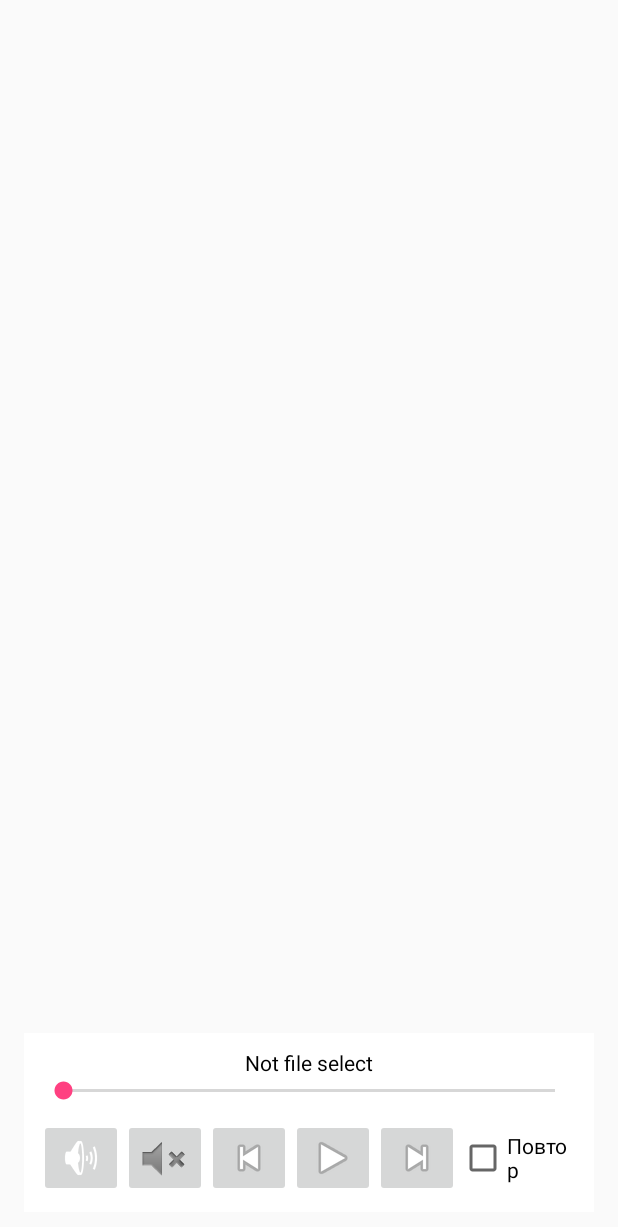
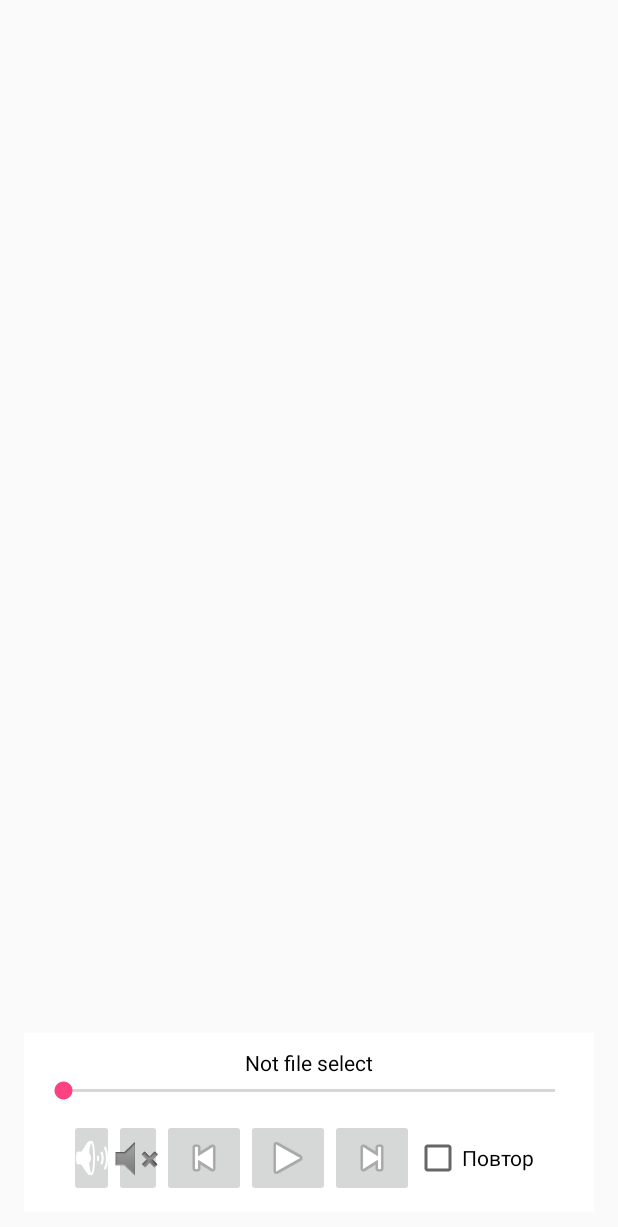
Before and after one commit to TOL00773/Audioplayer-for-android, an Android app: the layout main.xml on its own in the app's theme, with its tools: preview values and no code run, on a phone screen of 412 x 824 dp. Shown: the top 1227 px of the screen. Run offline under Robolectric (Android 15) with nearby library versions, the light colour scheme and no system bars.

Commit message:
Незначительные исправления

```diff
--- a/app/src/main/res/layout/main.xml
+++ b/app/src/main/res/layout/main.xml
@@ -50,13 +50,13 @@
 
             <ImageButton
                 android:id="@+id/mute"
-                android:layout_width="wrap_content"
+                android:layout_width="30dp"
                 android:layout_height="wrap_content"
                 app:srcCompat="@android:drawable/ic_lock_silent_mode_off" />
 
             <ImageButton
                 android:id="@+id/unmute"
-                android:layout_width="wrap_content"
+                android:layout_width="32dp"
                 android:layout_height="wrap_content"
                 app:srcCompat="@android:drawable/ic_lock_silent_mode" />
 
@@ -81,7 +81,7 @@
 
             <CheckBox
                 android:id="@+id/loop"
-                android:layout_width="wrap_content"
+                android:layout_width="90dp"
                 android:layout_height="match_parent"
                 android:text="Повтор" />
 
```
Also changed, not shown: app/src/main/java/example/audioplayer/MainActivity.java (+1 -8 lines).
